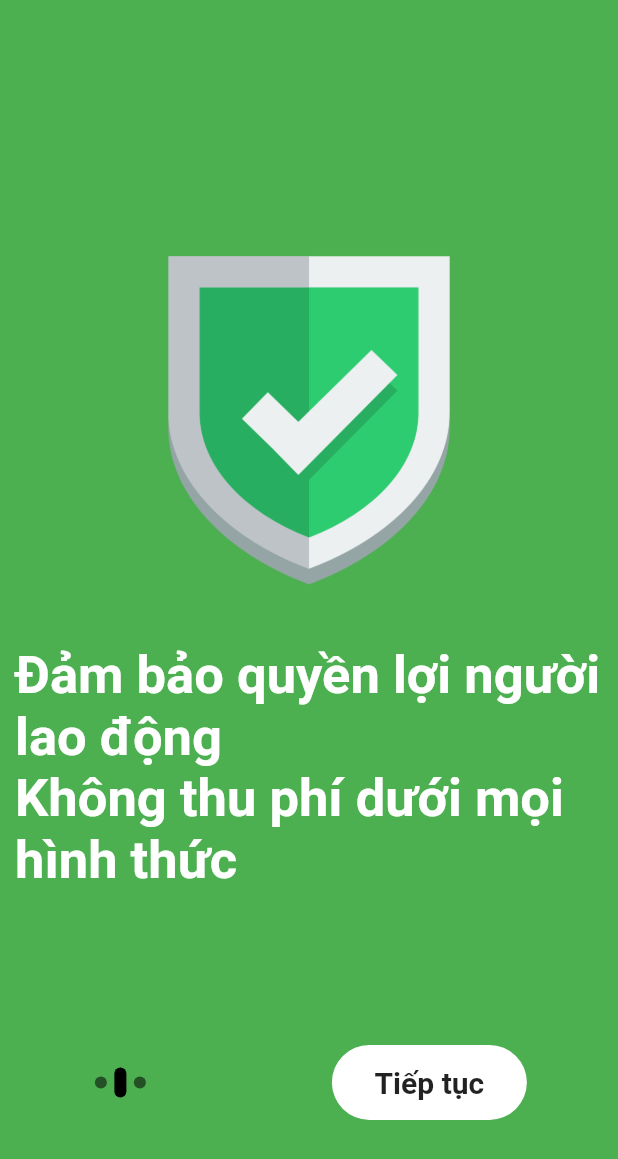
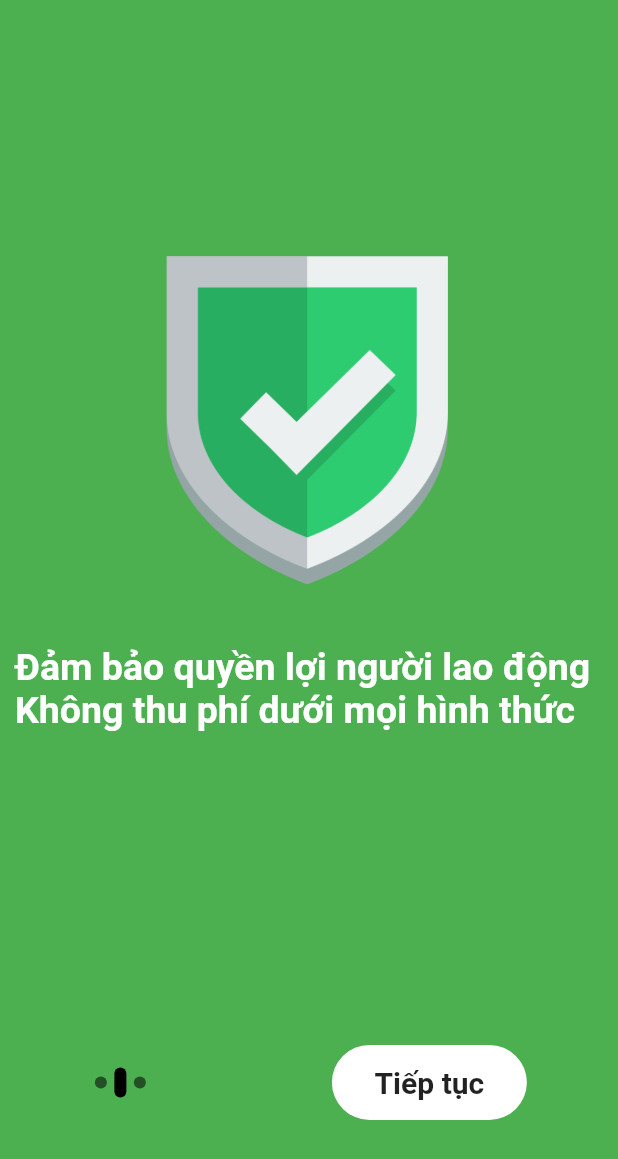
Before and after one commit to Quyln/myjobapp, a Flutter app: the screen it shows after launch, after a tap on "Tiếp tục", on a phone screen of 412 x 824 dp. Shown: the top 1159 px of the screen. Run offline on Flutter 3.47's test engine with Material 2 defaults, Android fonts, the light colour scheme and no system bars; drawn by our look-alikes of smooth_page_indicator; our stand-ins replace after_layout, carousel_slider, permission_handler, qr_flutter, share_plus, shared_preferences; missing offline and left inert: app_settings; network calls fail.

Commit message:
fix somthing

```diff
--- a/lib/Login_Reg_Page/forgotpass_screen.dart
+++ b/lib/Login_Reg_Page/forgotpass_screen.dart
@@ -57,9 +57,9 @@ class _ForgotPassState extends State<ForgotPass> {
               child: TextField(
                 controller: _phonecontroller,
                 textAlignVertical: TextAlignVertical.center,
-                decoration: InputDecoration(
-                  prefixIcon: const Icon(
-                    Icons.key,
+                decoration: const InputDecoration(
+                  prefixIcon: Icon(
+                    Icons.phone,
                     color: Colors.black,
                   ),
                   hintText: 'Số điện thoại...',
--- a/lib/OnboardingPages/page1.dart
+++ b/lib/OnboardingPages/page1.dart
@@ -25,7 +25,7 @@ class OnboardingPage1 extends StatelessWidget {
               'Mỗi ngày với hơn 200 việc làm mới và hàng trăm lao động nhận việc.',
               textAlign: TextAlign.start,
               style: TextStyle(
-                  fontSize: 35,
+                  fontSize: 25,
                   fontWeight: FontWeight.bold,
                   color: Colors.white),
             ),
--- a/lib/OnboardingPages/page2.dart
+++ b/lib/OnboardingPages/page2.dart
@@ -25,7 +25,7 @@ class OnboardingPage2 extends StatelessWidget {
               'Đảm bảo quyền lợi người lao động \nKhông thu phí dưới mọi hình thức',
               textAlign: TextAlign.start,
               style: TextStyle(
-                  fontSize: 35,
+                  fontSize: 25,
                   fontWeight: FontWeight.bold,
                   color: Colors.white),
             ),
--- a/lib/OnboardingPages/page3.dart
+++ b/lib/OnboardingPages/page3.dart
@@ -25,7 +25,7 @@ class OnboardingPage3 extends StatelessWidget {
               'Đội ngũ năng động\nHỗ trợ nhiệt tình\nNhận việc nhanh chóng',
               textAlign: TextAlign.start,
               style: TextStyle(
-                  fontSize: 35,
+                  fontSize: 25,
                   fontWeight: FontWeight.bold,
                   color: Colors.white),
             ),
--- a/lib/utils/colors_texts_style.dart
+++ b/lib/utils/colors_texts_style.dart
@@ -6,3 +6,5 @@ const TextStyle tTitle =
     TextStyle(fontWeight: FontWeight.bold, fontSize: 16, color: Colors.white);
 const TextStyle tHeadline =
     TextStyle(fontSize: 18, fontWeight: FontWeight.w300, color: Colors.black87);
+const TextStyle tnormal =
+    TextStyle(fontWeight: FontWeight.normal, fontSize: 14, color: Colors.black);
```
Also changed, not shown: lib/JobsPage/Add_Jobs/add_job.dart (+32 -10 lines).
